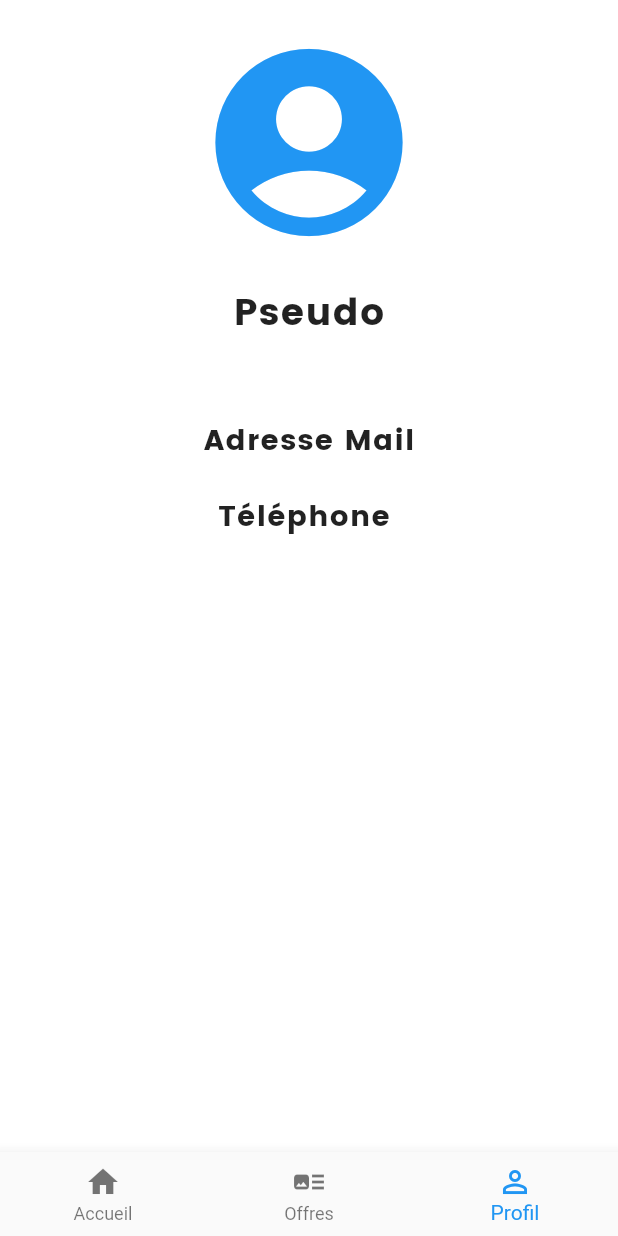
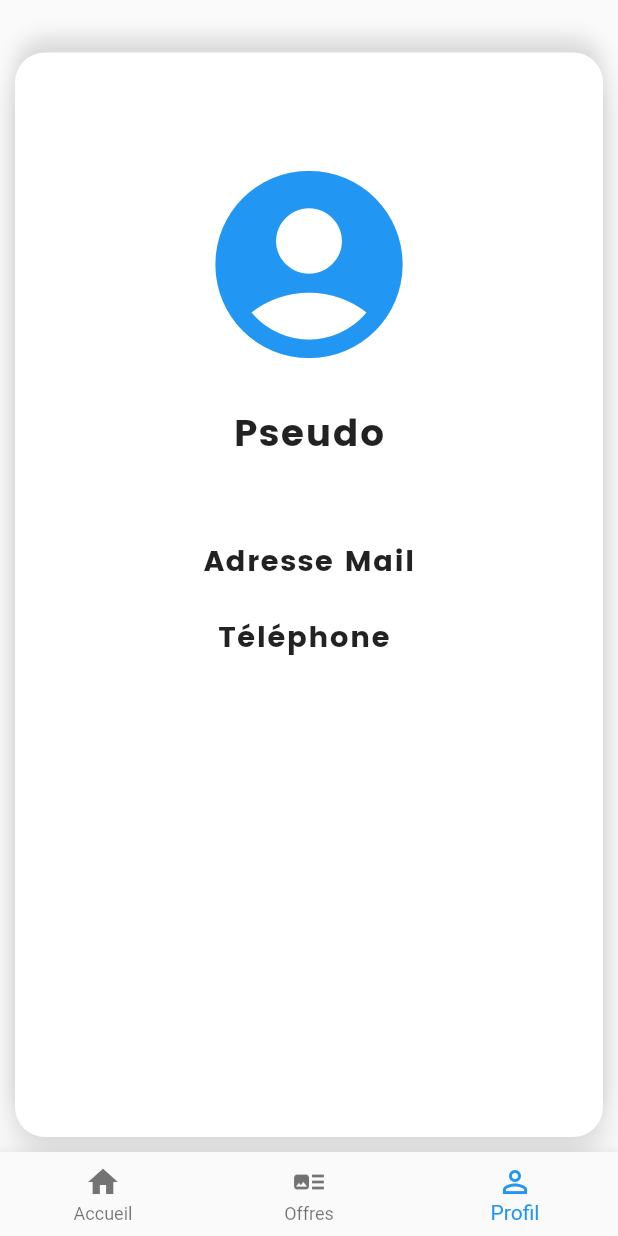
Before and after one commit to theejkb/ywy_app, a Flutter app: the Home screen opened directly, item 3 of the bottom bar chosen, on a phone screen of 412 x 824 dp. Run offline on Flutter 3.47's test engine with Material 2 defaults, Android fonts, the phone set to English and light mode, and no system bars; our stand-ins replace flutter_screenutil; missing offline and left inert: icon_shadow.

Commit message:
Add container on widgets for animation

```diff
--- a/lib/Widgets/Home.dart
+++ b/lib/Widgets/Home.dart
@@ -23,7 +23,7 @@ class _HomeState extends State<Home> {
   @override
   Widget build(BuildContext context) {
     return Scaffold(
-      body: _children[_currentIndex], // new
+      body: _children[_currentIndex],
       bottomNavigationBar: BottomNavigationBar(
         onTap: onTabTapped, // new
         currentIndex: _currentIndex, // this will be set when a new tab is tapped
--- a/lib/Widgets/ProfilWidget.dart
+++ b/lib/Widgets/ProfilWidget.dart
@@ -8,20 +8,28 @@ class ProfilWidget extends StatelessWidget {
     ScreenUtil.instance = ScreenUtil.getInstance()..init(context);
     ScreenUtil.instance =
         ScreenUtil(width: 750, height: 1334, allowFontScaling: true);
-    return Scaffold(
-      backgroundColor: Colors.white,
-      resizeToAvoidBottomPadding: true,
-      body: Stack(
-        fit: StackFit.expand,
-        children: <Widget>[
-          Column(
+    return new Container(
+      padding: EdgeInsets.only(left: 28.0, right: 28.0, top: 50.0),
+      margin: EdgeInsets.fromLTRB(10, 35, 10, 10),
+      width: double.infinity,
+      height: ScreenUtil.getInstance().setHeight(1200),
+      decoration: BoxDecoration(
+          color: Colors.white,
+          borderRadius: BorderRadius.circular(20.0),
+          boxShadow: [
+            BoxShadow(
+                color: Colors.black12,
+                offset: Offset(0.0, 15.0),
+                blurRadius: 15.0),
+            BoxShadow(
+                color: Colors.black12,
+                offset: Offset(0.0, -10.0),
+                blurRadius: 10.0),
+          ]),
+      child: Padding(
+        padding: EdgeInsets.only(left: 16.0, right: 16.0, top: 16.0),
+        child: Column(
           crossAxisAlignment: CrossAxisAlignment.center,
-            children: <Widget>[
-              Padding(
-                padding: EdgeInsets.only(top: 20.0),
-              ),
-              Row(
-                mainAxisAlignment: MainAxisAlignment.center,
           children: <Widget>[
             IconShadowWidget(
               Icon(
@@ -29,8 +37,6 @@ class ProfilWidget extends StatelessWidget {
                 color: Colors.blue,
                 size: 150.0,
               ),
-                  ),
-                ],
             ),
             SizedBox(
               height: ScreenUtil.getInstance().setHeight(30),
@@ -67,7 +73,6 @@ class ProfilWidget extends StatelessWidget {
             ),
           ],
         ),
-        ],
       ),
     );
   }
```
Also changed, not shown: lib/Widgets/AccueilWidget.dart (+20 -24 lines), lib/Widgets/OffresWidget.dart (+21 -12 lines). Lines whose indentation alone changed are shown as unchanged.
